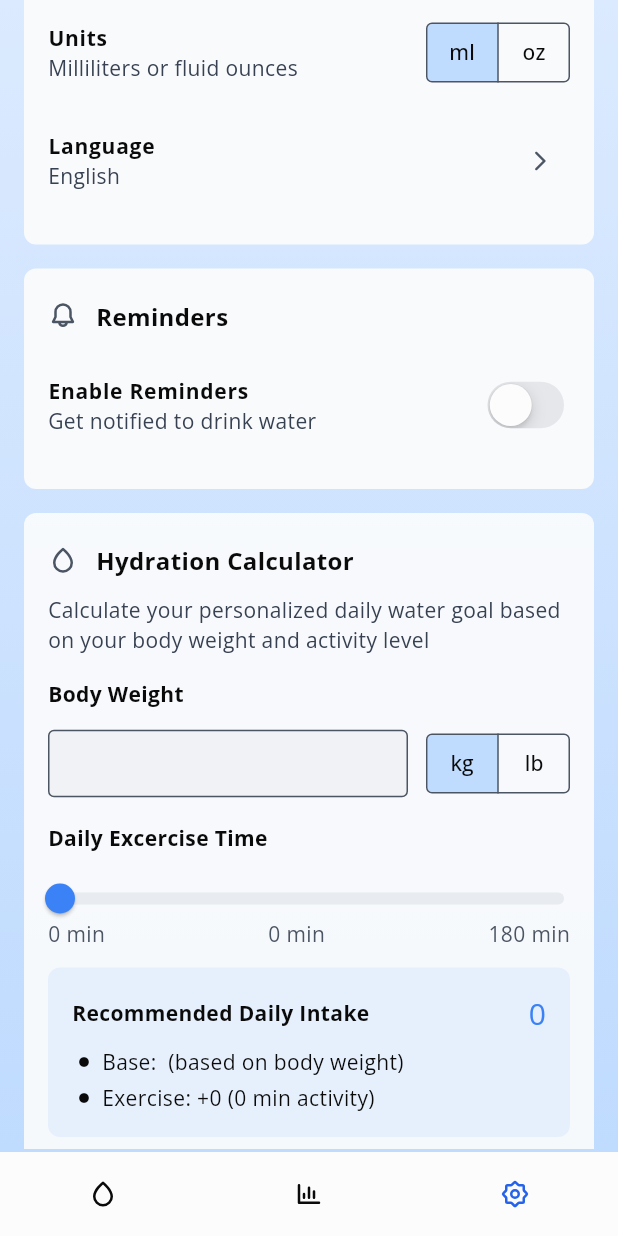
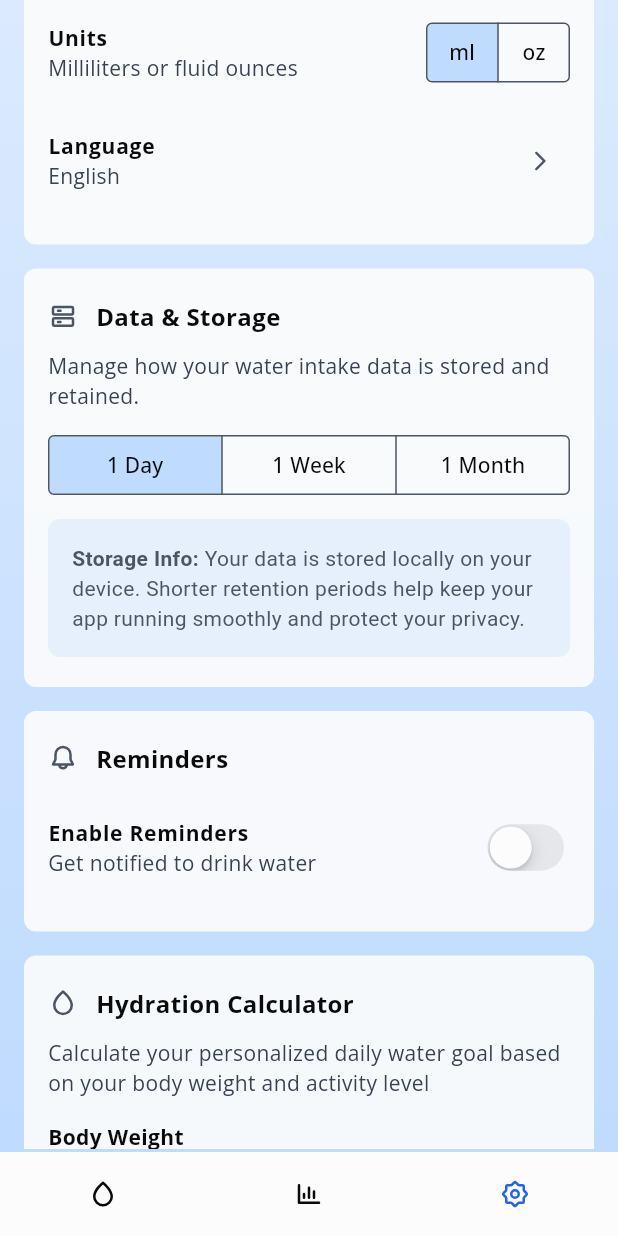
Before and after one commit to xaistrying/water-tracker-app, a Flutter app: the screen it shows after launch, item 3 of the bottom bar chosen, scrolled down 576 dp, on a phone screen of 412 x 824 dp. Run offline on Flutter 3.47's test engine with Material 3 defaults, Android fonts, the phone set to English and light mode, and no system bars; our stand-ins replace bloc, flutter_bloc, flutter_svg, fpdart, freezed_annotation, get_it and 4 more; generated files the repository leaves out were written again.

Commit message:
feat: add retention period management and storage settings

```diff
--- a/lib/app/bloc/app_data/app_data_state.dart
+++ b/lib/app/bloc/app_data/app_data_state.dart
@@ -13,6 +13,7 @@ abstract class AppDataStateData with _$AppDataStateData {
     @Default(false) bool advancedModeStatus,
     @Default(0.0) double dailyIntake,
     @Default([]) List<DailyIntakeModel> listIntakeHistory,
+    @Default(RetentionPeriod.oneDay) RetentionPeriod retentionPeriod,
   }) = _AppDataStateData;
 }
 
@@ -44,4 +45,6 @@ abstract class AppDataState with _$AppDataState {
       UpdateDailyIntake;
   const factory AppDataState.updateIntakeHistory(AppDataStateData data) =
       UpdateIntakeHistory;
+  const factory AppDataState.updateRetentionPeriod(AppDataStateData data) =
+      UpdateRetentionPeriod;
 }
--- a/lib/app/constant/image_constant.dart
+++ b/lib/app/constant/image_constant.dart
@@ -15,4 +15,5 @@ class ImageConstant {
   static const String palette = 'assets/icons/palette_line.svg';
   static const String notification = 'assets/icons/notification_line.svg';
   static const String check = 'assets/icons/check_fill.svg';
+  static const String storage = 'assets/icons/storage_line.svg';
 }
--- /dev/null
+++ b/lib/app/enum/retention_period.dart
@@ -0,0 +1,27 @@
+enum RetentionPeriod { oneDay, oneWeek, oneMonth }
+
+extension RetentionPeriodExtension on RetentionPeriod {
+  String get rawValue {
+    switch (this) {
+      case RetentionPeriod.oneDay:
+        return '1 Day';
+      case RetentionPeriod.oneWeek:
+        return '1 Week';
+      case RetentionPeriod.oneMonth:
+        return '1 Month';
+    }
+  }
+
+  static RetentionPeriod fromRawValue(String raw) {
+    switch (raw) {
+      case '1 Day':
+        return RetentionPeriod.oneDay;
+      case '1 Week':
+        return RetentionPeriod.oneWeek;
+      case '1 Month':
+        return RetentionPeriod.oneMonth;
+      default:
+        throw ArgumentError('Unknown type: $raw');
+    }
+  }
+}
--- /dev/null
+++ b/lib/domain/repositories/retention_period_repository.dart
@@ -0,0 +1,13 @@
+// Package imports:
+import 'package:fpdart/fpdart.dart';
+
+// Project imports:
+import 'package:water_tracker_app/app/enum/retention_period.dart';
+import '../../app/error/failure.dart';
+
+abstract class RetentionPeriodRepository {
+  Either<Failure, RetentionPeriod> getRetentionPeriodValue();
+  Future<Either<Failure, void>> cacheRetentionPeriodValue({
+    required RetentionPeriod retentionPeriod,
+  });
+}
--- /dev/null
+++ b/lib/presentation/settings/components/settings_storage.dart
@@ -0,0 +1,123 @@
+// Flutter imports:
+import 'package:flutter/material.dart';
+
+// Package imports:
+import 'package:flutter_bloc/flutter_bloc.dart';
+import 'package:flutter_svg/svg.dart';
+
+// Project imports:
+import 'package:water_tracker_app/app/bloc/app_data/app_data_cubit.dart';
+import 'package:water_tracker_app/app/enum/retention_period.dart';
+import 'package:water_tracker_app/presentation/settings/widget/segmented_button_widget.dart';
+import '../../../app/constant/image_constant.dart';
+import '../../../app/theme/app_color.dart';
+import '../../../app/theme/app_dimens.dart';
+import '../../../app/widget/custom_card_widget.dart';
+
+class SettingsStorage extends StatelessWidget {
+  const SettingsStorage({super.key});
+
+  @override
+  Widget build(BuildContext context) {
+    return CustomCardWidget(
+      child: Column(
+        spacing: AppDimens.padding12,
+        crossAxisAlignment: CrossAxisAlignment.start,
+        children: [
+          _buildHeader(context),
+          _buildInfo(context),
+          _buildFeature(context),
+          _buildInfoContent(context),
+        ],
+      ),
+    );
+  }
+
+  Widget _buildFeature(BuildContext context) {
+    return SizedBox(
+      width: double.infinity,
+      child: BlocBuilder<AppDataCubit, AppDataState>(
+        builder: (context, state) {
+          return SegmentedButtonWidget(
+            values: RetentionPeriod.values.map((e) => e.rawValue).toList(),
+            selected: {state.data.retentionPeriod.rawValue},
+            onSelectionChanged: (newSelection) {
+              context.read<AppDataCubit>().updateRetentionPeriod(
+                RetentionPeriodExtension.fromRawValue(newSelection.first),
+              );
+            },
+          );
+        },
+      ),
+    );
+  }
+
+  Widget _buildInfoContent(BuildContext context) {
+    return Container(
+      padding: EdgeInsets.all(AppDimens.padding16),
+      decoration: BoxDecoration(
+        color: AppColor.getTipCardColor(context),
+        borderRadius: BorderRadius.circular(AppDimens.borderRadius8),
+      ),
+      child: Text.rich(
+        TextSpan(
+          children: [
+            TextSpan(
+              text: 'Storage Info: ',
+              style: TextStyle(
+                fontSize: AppDimens.fontSizeDefault,
+                fontWeight: FontWeight.bold,
+                color: AppColor.getGreyColorForText(context),
+              ),
+            ),
+            TextSpan(
+              text:
+                  'Your data is stored locally on your device. Shorter '
+                  'retention periods help keep your app running smoothly and '
+                  'protect your privacy.',
+              style: TextStyle(
+                fontSize: AppDimens.fontSizeDefault,
+                fontWeight: FontWeight.normal,
+                color: AppColor.getGreyColorForText(context),
+              ),
+            ),
+          ],
+        ),
+      ),
+    );
+  }
+
+  Widget _buildHeader(BuildContext context) {
+    return Row(
+      spacing: AppDimens.padding12,
+      children: [
+        SvgPicture.asset(
+          ImageConstant.storage,
+          colorFilter: ColorFilter.mode(
+            AppColor.getGreyColorForText(context),
+            BlendMode.srcIn,
+          ),
+          height: AppDimens.iconSize20,
+        ),
+        Text(
+          'Data & Storage',
+          style: TextStyle(
+            fontSize: AppDimens.fontSize16,
+            fontWeight: FontWeight.bold,
+            color: AppColor.getWhiteBlack(context),
+          ),
+        ),
+      ],
+    );
+  }
+
+  Widget _buildInfo(BuildContext context) {
+    return Text(
+      'Manage how your water intake data is stored and retained.',
+      style: TextStyle(
+        fontSize: AppDimens.fontSizeDefault,
+        color: AppColor.getContentColor(context),
+      ),
+    );
+  }
+}
--- a/lib/presentation/settings/settings_screen.dart
+++ b/lib/presentation/settings/settings_screen.dart
@@ -14,6 +14,7 @@ import 'components/settings_appearance.dart';
 import 'components/settings_header.dart';
 import 'components/settings_hydration_calculator.dart';
 import 'components/settings_profile.dart';
+import 'components/settings_storage.dart';
 
 class SettingsScreen extends StatefulWidget {
   const SettingsScreen({super.key});
@@ -63,6 +64,8 @@ class SettingsScreenState extends State<SettingsScreen> {
               SizedBox(height: AppDimens.padding16),
               SettingsAppearance(),
               SizedBox(height: AppDimens.padding16),
+              SettingsStorage(),
+              SizedBox(height: AppDimens.padding16),
               SettingsReminder(),
               SizedBox(height: AppDimens.padding16),
               SettingsHydrationCalculator(key: _settingsHydrationCalculatorKey),
```
Also changed, not shown: lib/app/bloc/app_data/app_data_cubit.dart (+20 -0 lines), lib/app/di/injector.dart (+9 -0 lines), lib/data/datasources/retention_period_data_source.dart (added, +30 -0 lines), lib/data/repositories/retention_repository_impl.dart (added, +35 -0 lines), lib/presentation/settings/components/settings_quick_add_amounts.dart (+22 -6 lines), assets/icons/storage_line.svg (added).
